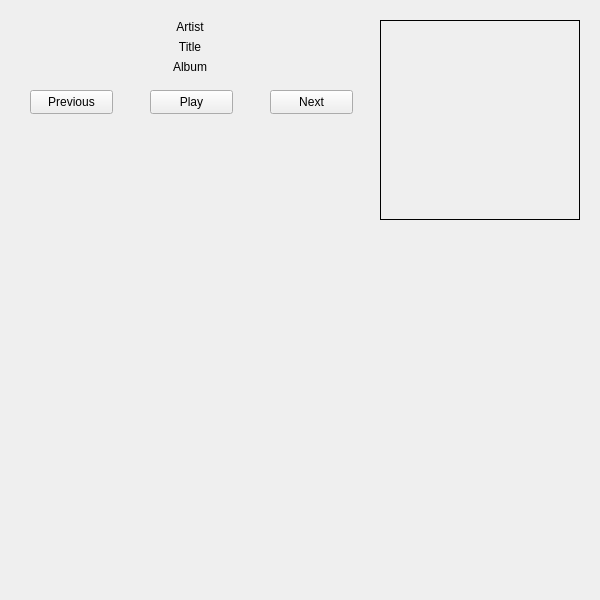
First picture: the form in pythonCompanion.ui, repository evallower/pythonCompanion, before the edit.
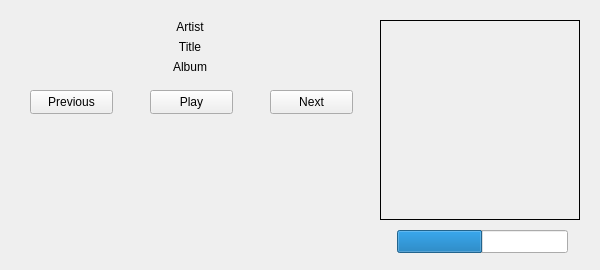
Second picture: the form after the edit.

What changed in the file:
```diff
--- a/pythonCompanion.ui
+++ b/pythonCompanion.ui
@@ -7,9 +7,15 @@
     <x>0</x>
     <y>0</y>
     <width>600</width>
-    <height>600</height>
+    <height>270</height>
    </rect>
   </property>
+  <property name="minimumSize">
+   <size>
+    <width>600</width>
+    <height>270</height>
+   </size>
+  </property>
   <property name="windowTitle">
    <string>Music Companion</string>
   </property>
@@ -128,6 +134,28 @@
      <set>Qt::AlignCenter</set>
     </property>
    </widget>
+   <widget class="QProgressBar" name="progressBar">
+    <property name="geometry">
+     <rect>
+      <x>397</x>
+      <y>230</y>
+      <width>171</width>
+      <height>23</height>
+     </rect>
+    </property>
+    <property name="value">
+     <number>50</number>
+    </property>
+    <property name="textVisible">
+     <bool>false</bool>
+    </property>
+    <property name="orientation">
+     <enum>Qt::Horizontal</enum>
+    </property>
+    <property name="invertedAppearance">
+     <bool>false</bool>
+    </property>
+   </widget>
   </widget>
  </widget>
  <resources/>
```
Left out of the diff: 17 changed lines with no effect on the pictures.
